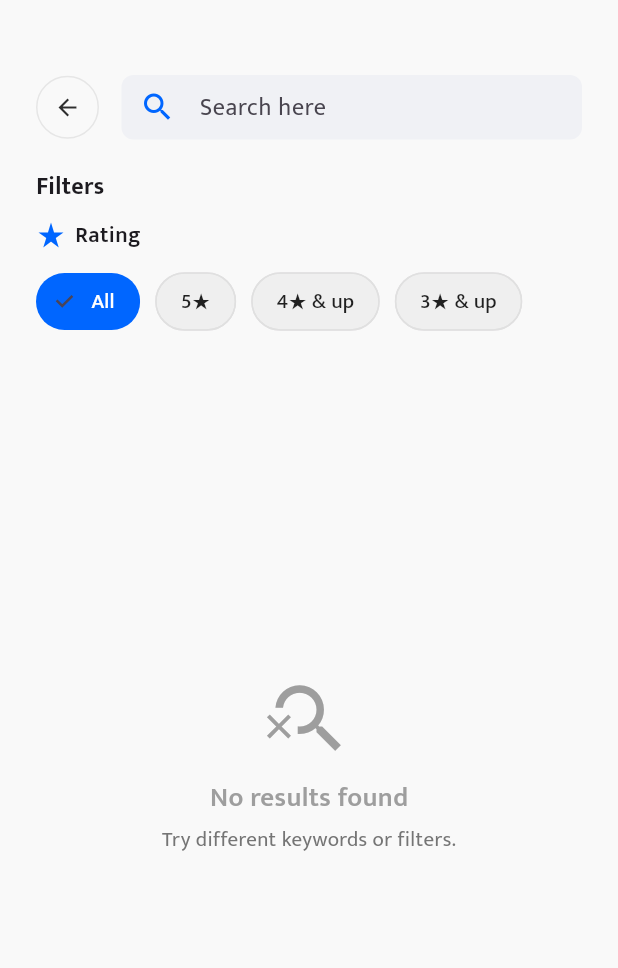
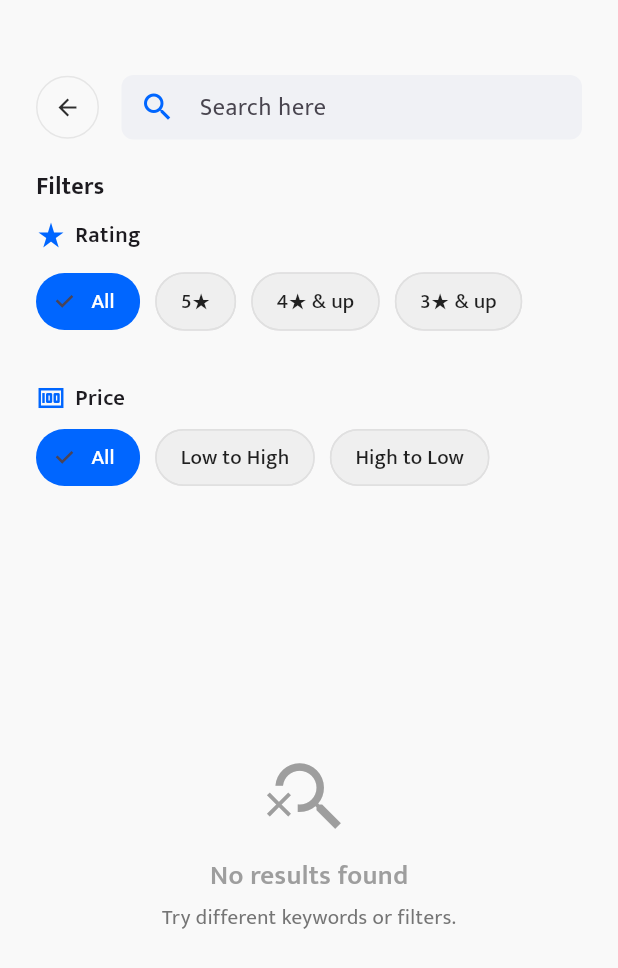
Before and after one commit to felix-malvin/quality_education_flutter_app, a Flutter app: the SearchPage screen opened directly, on a phone screen of 412 x 824 dp. Shown: the top 968 px of the screen. Run offline on Flutter 3.47's test engine with Material 3 defaults, Android fonts, the phone set to English and light mode, and no system bars.

Commit message:
Menambah chip untuk bagian price

```diff
--- a/lib/pages/search.dart
+++ b/lib/pages/search.dart
@@ -124,6 +124,50 @@ class _SearchPage extends State<SearchPage> {
                 );
               }).toList(),
         ),
+        const SizedBox(height: 30),
+        Row(
+          children: const [
+            Icon(Icons.money, size: 20, color: Color(0xFF0066FF)),
+            SizedBox(width: 6),
+            Text(
+              "Price",
+              style: TextStyle(fontSize: 15, fontWeight: FontWeight.w600),
+            ),
+          ],
+        ),
+        const SizedBox(height: 5),
+        Wrap(
+          spacing: 10,
+          runSpacing: 10,
+          children:
+              priceFilters.map((price) {
+                final isSelected = _selectedPrice == price;
+                return ChoiceChip(
+                  label: Text(price),
+                  selected: isSelected,
+                  onSelected: (_) {
+                    setState(() {
+                      _selectedPrice = price;
+                    });
+                  },
+                  selectedColor: const Color(0xFF0066FF),
+                  backgroundColor: const Color(0xFFEFEFEF),
+                  labelStyle: TextStyle(
+                    color: isSelected ? Colors.white : Colors.black87,
+                    fontWeight: FontWeight.w500,
+                  ),
+                  shape: RoundedRectangleBorder(
+                    borderRadius: BorderRadius.circular(20),
+                    side: BorderSide(
+                      color:
+                          isSelected
+                              ? Colors.transparent
+                              : Colors.grey.shade300,
+                    ),
+                  ),
+                );
+              }).toList(),
+        ),
       ],
     );
   }
```
